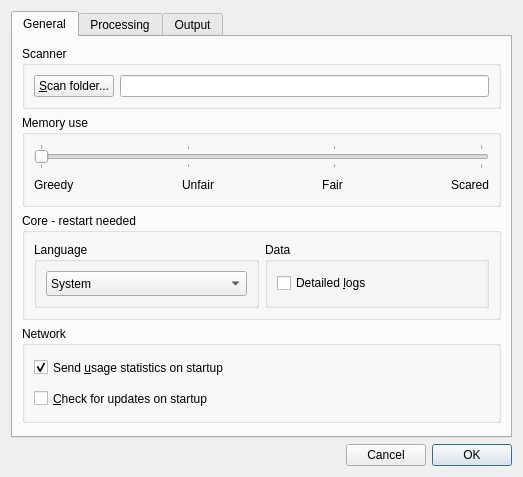
Old version of the form src/als/ui/forms/prefs_ui.ui in the repository deufrai/als.
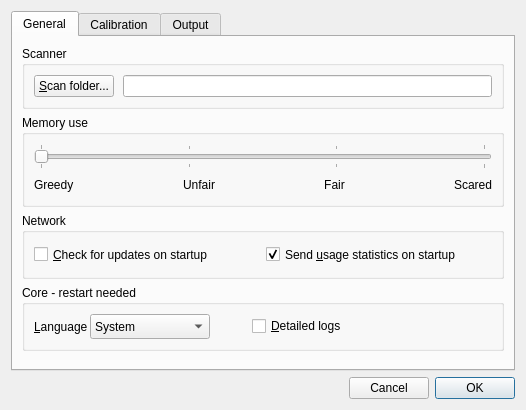
New version of the form. The open tabs and pages were chosen to show the change.

Commit message: revamp prefs

Diff of the .ui file:
```diff
--- a/src/als/ui/forms/prefs_ui.ui
+++ b/src/als/ui/forms/prefs_ui.ui
@@ -6,8 +6,8 @@
    <rect>
     <x>0</x>
     <y>0</y>
-    <width>523</width>
-    <height>477</height>
+    <width>526</width>
+    <height>410</height>
    </rect>
   </property>
   <property name="minimumSize">
@@ -38,7 +38,7 @@
       <attribute name="title">
        <string>General</string>
       </attribute>
-      <layout class="QVBoxLayout" name="verticalLayout_9">
+      <layout class="QVBoxLayout" name="verticalLayout_4">
        <item>
         <widget class="QGroupBox" name="scannerBox">
          <property name="title">
@@ -47,6 +47,9 @@
          <layout class="QGridLayout" name="gridLayout">
           <item row="0" column="0">
            <layout class="QHBoxLayout" name="horizontalLayout_5">
+            <property name="spacing">
+             <number>9</number>
+            </property>
             <item>
              <widget class="QPushButton" name="btn_browse_scan">
               <property name="text">
@@ -183,20 +186,65 @@
          </layout>
         </widget>
        </item>
+       <item>
+        <widget class="QGroupBox" name="groupBox_8">
+         <property name="title">
+          <string>Network</string>
+         </property>
+         <layout class="QHBoxLayout" name="horizontalLayout_9">
+          <item>
+           <widget class="QCheckBox" name="chk_updates_on_startup">
+            <property name="minimumSize">
+             <size>
+              <width>0</width>
+              <height>25</height>
+             </size>
+            </property>
+            <property name="text">
+             <string>&amp;Check for updates on startup</string>
+            </property>
+           </widget>
+          </item>
+          <item>
+           <widget class="QCheckBox" name="chk_stats">
+            <property name="minimumSize">
+             <size>
+              <width>0</width>
+              <height>25</height>
+             </size>
+            </property>
+            <property name="text">
+             <string>Send &amp;usage statistics on startup</string>
+            </property>
+            <property name="checked">
+             <bool>true</bool>
+            </property>
+           </widget>
+          </item>
+         </layout>
+        </widget>
+       </item>
        <item>
         <widget class="QGroupBox" name="groupBox_2">
          <property name="title">
           <string>Core - restart needed</string>
          </property>
-         <layout class="QVBoxLayout" name="verticalLayout_8">
+         <layout class="QHBoxLayout" name="horizontalLayout_8">
+          <property name="spacing">
+           <number>2</number>
+          </property>
           <item>
            <layout class="QHBoxLayout" name="horizontalLayout_2">
             <item>
-             <widget class="QGroupBox" name="groupBox_7">
-              <property name="title">
-               <string>Language</string>
+             <widget class="QLabel" name="label_2">
+              <property name="text">
+               <string>&amp;Language</string>
               </property>
-              <layout class="QVBoxLayout" name="verticalLayout_4">
+              <property name="buddy">
+               <cstring>cmb_lang</cstring>
+              </property>
+             </widget>
+            </item>
                <item>
                 <widget class="QComboBox" name="cmb_lang">
                  <property name="minimumSize">
@@ -227,67 +275,43 @@
                  </item>
                 </widget>
                </item>
-              </layout>
-             </widget>
-            </item>
             <item>
-             <widget class="QGroupBox" name="groupBox_12">
-              <property name="title">
-               <string>Data</string>
+             <spacer name="horizontalSpacer_7">
+              <property name="orientation">
+               <enum>Qt::Horizontal</enum>
               </property>
-              <layout class="QVBoxLayout" name="verticalLayout_5">
+              <property name="sizeHint" stdset="0">
+               <size>
+                <width>40</width>
+                <height>20</height>
+               </size>
+              </property>
+             </spacer>
+            </item>
+           </layout>
+          </item>
                <item>
                 <widget class="QCheckBox" name="chk_debug_logs">
                  <property name="layoutDirection">
                   <enum>Qt::LeftToRight</enum>
                  </property>
                  <property name="text">
-                  <string>Detailed &amp;logs</string>
+             <string>&amp;Detailed logs</string>
                  </property>
                 </widget>
                </item>
-              </layout>
-             </widget>
-            </item>
-           </layout>
-          </item>
-         </layout>
-        </widget>
-       </item>
        <item>
-        <widget class="QGroupBox" name="groupBox_8">
-         <property name="title">
-          <string>Network</string>
-         </property>
-         <layout class="QVBoxLayout" name="verticalLayout_7">
-          <item>
-           <widget class="QCheckBox" name="chk_stats">
-            <property name="minimumSize">
+           <spacer name="horizontalSpacer_8">
+            <property name="orientation">
+             <enum>Qt::Horizontal</enum>
+            </property>
+            <property name="sizeHint" stdset="0">
              <size>
-              <width>0</width>
-              <height>25</height>
+              <width>40</width>
+              <height>20</height>
              </size>
             </property>
-            <property name="text">
-             <string>Send &amp;usage statistics on startup</string>
-            </property>
-            <property name="checked">
-             <bool>true</bool>
-            </property>
-           </widget>
-          </item>
-          <item>
-           <widget class="QCheckBox" name="chk_updates_on_startup">
-            <property name="minimumSize">
-             <size>
-              <width>0</width>
-              <height>25</height>
-             </size>
-            </property>
-            <property name="text">
-             <string>&amp;Check for updates on startup</string>
-            </property>
-           </widget>
+           </spacer>
           </item>
          </layout>
         </widget>
@@ -309,7 +333,7 @@
      </widget>
      <widget class="QWidget" name="processTab">
       <attribute name="title">
-       <string>Processing</string>
+       <string>Calibration</string>
       </attribute>
       <layout class="QVBoxLayout" name="verticalLayout_11">
        <property name="spacing">
```
Left out of the diff: 42 changed lines with no effect on the pictures. Lines whose indentation alone changed are shown as unchanged. The commit also changes 4 other files.
